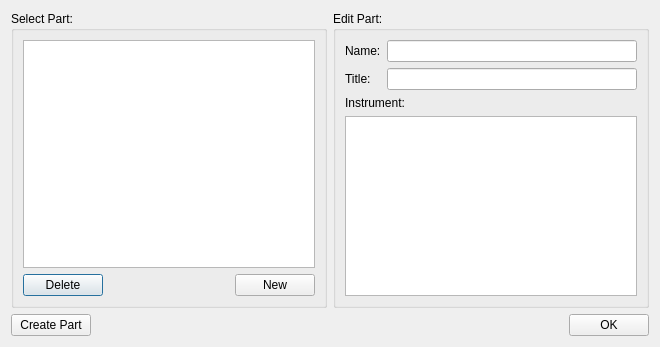
Before: the Qt Designer form mscore/mscore/excerptsdialog.ui in musescore/musescore-old, drawn with Qt 5.
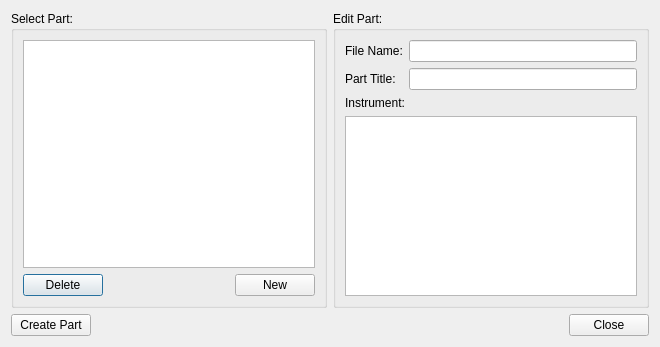
After: the same form once the commit is applied.

Commit message: - in Parts dialog renamed "Name" and "Title" to "File Name" and "Part Title" - better wording in Preferences > Text

The edit to the form file:
```diff
--- a/mscore/mscore/excerptsdialog.ui
+++ b/mscore/mscore/excerptsdialog.ui
@@ -75,7 +75,7 @@
       <item row="0" column="0" >
        <widget class="QLabel" name="label" >
         <property name="text" >
-         <string>Name:</string>
+         <string>File Name:</string>
         </property>
        </widget>
       </item>
@@ -85,7 +85,7 @@
       <item row="1" column="0" >
        <widget class="QLabel" name="label_2" >
         <property name="text" >
-         <string>Title:</string>
+         <string>Part Title:</string>
         </property>
        </widget>
       </item>
@@ -130,7 +130,7 @@
      <item>
       <widget class="QPushButton" name="pushButton" >
        <property name="text" >
-        <string>OK</string>
+        <string>Close</string>
        </property>
       </widget>
      </item>
```
The commit also changes 3 other files.
